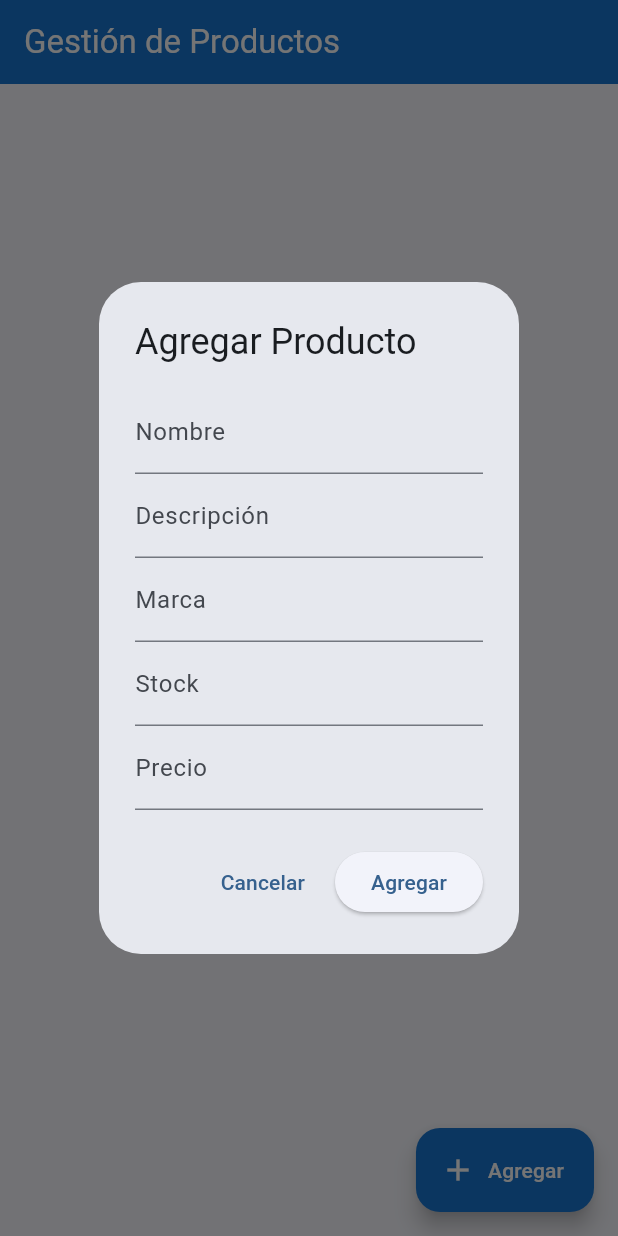
After one commit to Albertrf10/app_gestion_de_inventario, a Flutter app: the screen it shows after launch, after a tap on "Agregar", on a phone screen of 412 x 824 dp. The commit adds this screen. Run offline on Flutter 3.47's test engine with Material 3 defaults, Android fonts, the phone set to English and light mode, and no system bars; our stand-ins replace cloud_firestore, firebase_core; accounts and stored records are empty.

Commit message:
agregar firebase y gestión de productos

```diff
--- /dev/null
+++ b/lib/models/producto.dart
@@ -0,0 +1,48 @@
+import 'package:cloud_firestore/cloud_firestore.dart';
+
+class Producto {
+  final String id;
+  final String nombre;
+  final String descripcion;
+  final String marca;
+  final double precio;
+  final int stock;
+  final int stockMinimo;
+
+  Producto({
+    required this.id,
+    required this.nombre,
+    required this.descripcion,
+    required this.marca,
+    required this.precio,
+    required this.stock,
+    this.stockMinimo = 5,
+  });
+
+  bool get stockBajo => stock > 0 && stock <= stockMinimo;
+  bool get sinStock => stock == 0;
+
+  factory Producto.fromFirestore(DocumentSnapshot doc) {
+    final data = doc.data() as Map<String, dynamic>;
+    return Producto(
+      id: doc.id,
+      nombre: data['nombre'] ?? '',
+      descripcion: data['descripcion'] ?? '',
+      marca: data['marca'] ?? '',
+      precio: (data['precio'] ?? 0).toDouble(),
+      stock: (data['stock'] ?? 0).toInt(),
+      stockMinimo: (data['stockMinimo'] ?? 5).toInt(),
+    );
+  }
+
+  Map<String, dynamic> toMap() {
+    return {
+      'nombre': nombre,
+      'descripcion': descripcion,
+      'marca': marca,
+      'precio': precio,
+      'stock': stock,
+      'stockMinimo': stockMinimo,
+    };
+  }
+}
--- /dev/null
+++ b/lib/screens/home_screen.dart
@@ -0,0 +1,208 @@
+import 'package:flutter/material.dart';
+import '../models/producto.dart';
+import '../services/firestore_service.dart';
+
+class HomeScreen extends StatefulWidget {
+  const HomeScreen({super.key});
+
+  @override
+  State<HomeScreen> createState() => _HomeScreenState();
+}
+
+class _HomeScreenState extends State<HomeScreen> {
+  final FirestoreService _service = FirestoreService();
+
+  @override
+  Widget build(BuildContext context) {
+    return Scaffold(
+      appBar: AppBar(
+        title: const Text('Gestión de Productos'),
+        backgroundColor: Colors.blue.shade700,
+        foregroundColor: Colors.white,
+      ),
+      body: StreamBuilder<List<Producto>>(
+        stream: _service.getProductos(),
+        builder: (context, snapshot) {
+          if (snapshot.hasError) return const Center(child: Text('Error de conexión'));
+          if (!snapshot.hasData) return const Center(child: CircularProgressIndicator());
+
+          final productos = snapshot.data!;
+          if (productos.isEmpty) return const Center(child: Text('No hay productos.'));
+
+          return SingleChildScrollView(
+            scrollDirection: Axis.vertical,
+            child: SingleChildScrollView(
+              scrollDirection: Axis.horizontal,
+              child: Padding(
+                padding: const EdgeInsets.all(12),
+                child: Table(
+                  border: TableBorder.all(color: Colors.grey.shade300),
+                  defaultColumnWidth: const IntrinsicColumnWidth(),
+                  children: [
+                    TableRow(
+                      decoration: BoxDecoration(color: Colors.blue.shade700),
+                      children: [
+                        _celdaHeader('Nombre'),
+                        _celdaHeader('Descripción'),
+                        _celdaHeader('Marca'),
+                        _celdaHeader('Stock'),
+                        _celdaHeader('Precio'),
+                        _celdaHeader('Acciones'),
+                      ],
+                    ),
+                    ...productos.asMap().entries.map((entry) {
+                      final i = entry.key;
+                      final p = entry.value;
+                      final colorFila = i % 2 == 0 ? Colors.white : Colors.grey.shade50;
+                      return TableRow(
+                        decoration: BoxDecoration(color: colorFila),
+                        children: [
+                          _celda(p.nombre, bold: true),
+                          _celda(p.descripcion),
+                          _celda(p.marca),
+                          _celdaStock(p.stock),
+                          _celda('\$${p.precio.toStringAsFixed(2)}'),
+                          _celdaAcciones(p),
+                        ],
+                      );
+                    }),
+                  ],
+                ),
+              ),
+            ),
+          );
+        },
+      ),
+      floatingActionButton: FloatingActionButton.extended(
+        onPressed: () => _mostrarFormulario(context),
+        backgroundColor: Colors.blue.shade700,
+        icon: const Icon(Icons.add, color: Colors.white),
+        label: const Text('Agregar', style: TextStyle(color: Colors.white)),
+      ),
+    );
+  }
+
+  Widget _celdaHeader(String texto) {
+    return Padding(
+      padding: const EdgeInsets.symmetric(vertical: 12, horizontal: 16),
+      child: Text(
+        texto,
+        style: const TextStyle(color: Colors.white, fontWeight: FontWeight.bold, fontSize: 13),
+        textAlign: TextAlign.center,
+      ),
+    );
+  }
+
+  Widget _celda(String texto, {bool bold = false}) {
+    return Padding(
+      padding: const EdgeInsets.symmetric(vertical: 12, horizontal: 16),
+      child: Text(
+        texto,
+        style: TextStyle(fontSize: 13, fontWeight: bold ? FontWeight.w600 : FontWeight.normal),
+      ),
+    );
+  }
+
+  Widget _celdaStock(int stock) {
+    final color = stock == 0 ? Colors.red : stock < 5 ? Colors.orange : Colors.green;
+    return Padding(
+      padding: const EdgeInsets.symmetric(vertical: 10, horizontal: 16),
+      child: Container(
+        padding: const EdgeInsets.symmetric(horizontal: 10, vertical: 4),
+        decoration: BoxDecoration(
+          color: color.withOpacity(0.15),
+          borderRadius: BorderRadius.circular(12),
+          border: Border.all(color: color),
+        ),
+        child: Text(
+          '$stock',
+          style: TextStyle(color: color, fontWeight: FontWeight.bold, fontSize: 13),
+          textAlign: TextAlign.center,
+        ),
+      ),
+    );
+  }
+
+  Widget _celdaAcciones(Producto p) {
+    return Row(
+      mainAxisAlignment: MainAxisAlignment.center,
+      children: [
+        IconButton(
+          icon: const Icon(Icons.edit, color: Colors.blue, size: 20),
+          onPressed: () => _mostrarFormulario(context, producto: p),
+        ),
+        IconButton(
+          icon: const Icon(Icons.delete, color: Colors.red, size: 20),
+          onPressed: () => _confirmarEliminar(context, p.id),
+        ),
+      ],
+    );
+  }
+
+  void _mostrarFormulario(BuildContext context, {Producto? producto}) {
+    final esEdicion = producto != null;
+    final nombreCtrl = TextEditingController(text: producto?.nombre ?? '');
+    final descCtrl = TextEditingController(text: producto?.descripcion ?? '');
+    final marcaCtrl = TextEditingController(text: producto?.marca ?? '');
+    final stockCtrl = TextEditingController(text: producto?.stock.toString() ?? '');
+    final precioCtrl = TextEditingController(text: producto?.precio.toString() ?? '');
+
+    showDialog(
+      context: context,
+      builder: (_) => AlertDialog(
+        title: Text(esEdicion ? 'Editar Producto' : 'Agregar Producto'),
+        content: SingleChildScrollView(
+          child: Column(
+            mainAxisSize: MainAxisSize.min,
+            children: [
+              TextField(controller: nombreCtrl, decoration: const InputDecoration(labelText: 'Nombre')),
+              TextField(controller: descCtrl, decoration: const InputDecoration(labelText: 'Descripción')),
+              TextField(controller: marcaCtrl, decoration: const InputDecoration(labelText: 'Marca')),
+              TextField(controller: stockCtrl, decoration: const InputDecoration(labelText: 'Stock'), keyboardType: TextInputType.number),
+              TextField(controller: precioCtrl, decoration: const InputDecoration(labelText: 'Precio'), keyboardType: TextInputType.number),
+            ],
+          ),
+        ),
+        actions: [
+          TextButton(onPressed: () => Navigator.pop(context), child: const Text('Cancelar')),
+          ElevatedButton(
+            onPressed: () async {
+              final p = Producto(
+                id: producto?.id ?? '',
+                nombre: nombreCtrl.text,
+                descripcion: descCtrl.text,
+                marca: marcaCtrl.text,
+                stock: int.tryParse(stockCtrl.text) ?? 0,
+                precio: double.tryParse(precioCtrl.text) ?? 0.0,
+              );
+              esEdicion ? await _service.editarProducto(p) : await _service.agregarProducto(p);
+              Navigator.pop(context);
+            },
+            child: Text(esEdicion ? 'Guardar' : 'Agregar'),
+          ),
+        ],
+      ),
+    );
+  }
+
+  void _confirmarEliminar(BuildContext context, String id) {
+    showDialog(
+      context: context,
+      builder: (_) => AlertDialog(
+        title: const Text('Eliminar Producto'),
+        content: const Text('¿Estás seguro de que quieres eliminar este producto?'),
+        actions: [
+          TextButton(onPressed: () => Navigator.pop(context), child: const Text('Cancelar')),
+          ElevatedButton(
+            style: ElevatedButton.styleFrom(backgroundColor: Colors.red),
+            onPressed: () async {
+              await _service.eliminarProducto(id);
+              Navigator.pop(context);
+            },
+            child: const Text('Eliminar', style: TextStyle(color: Colors.white)),
+          ),
+        ],
+      ),
+    );
+  }
+}
--- /dev/null
+++ b/lib/services/firestore_service.dart
@@ -0,0 +1,151 @@
+import 'package:cloud_firestore/cloud_firestore.dart';
+import '../models/producto.dart';
+
+class FirestoreService {
+  final _db = FirebaseFirestore.instance;
+
+  Stream<List<Producto>> getProductos() {
+    return _db.collection('products').snapshots().map((snapshot) {
+      return snapshot.docs.map((doc) => Producto.fromFirestore(doc)).toList();
+    });
+  }
+
+  Future<void> agregarProducto(Producto producto) async {
+    await _db.collection('products').add(producto.toMap());
+  }
+
+  Future<void> editarProducto(Producto producto) async {
+    await _db.collection('products').doc(producto.id).update(producto.toMap());
+  }
+
+  Future<void> eliminarProducto(String id) async {
+    await _db.collection('products').doc(id).delete();
+  }
+
+  Future<void> importarDesdeJson() async {
+    try {
+      final List<Map<String, dynamic>> datos = [
+        {"nombre": "iPhone 17", "marca": "Apple", "precio": 999.0, "stock": 15, "descripcion": "128GB, pantalla OLED y chip A19"},
+        {"nombre": "iPhone 17 Air", "marca": "Apple", "precio": 1099.0, "stock": 10, "descripcion": "256GB, diseño ultrafino y chip A19"},
+        {"nombre": "iPhone 17 Pro", "marca": "Apple", "precio": 1299.0, "stock": 8, "descripcion": "256GB, cámara pro y chip A19 Pro"},
+        {"nombre": "iPhone 17 Pro Max", "marca": "Apple", "precio": 1499.0, "stock": 1, "descripcion": "512GB, batería XL y gama premium"},
+        {"nombre": "iPhone 17e", "marca": "Apple", "precio": 699.0, "stock": 20, "descripcion": "256GB, edición especial con chip A19"},
+        {"nombre": "Samsung Galaxy S26 Ultra", "marca": "Samsung", "precio": 1449.0, "stock": 5, "descripcion": "1TB, cámara de 200MP y S-Pen"},
+        {"nombre": "Samsung Galaxy S26", "marca": "Samsung", "precio": 999.0, "stock": 0, "descripcion": "256GB, pantalla AMOLED de 120Hz"},
+        {"nombre": "Xiaomi 15 Pro", "marca": "Xiaomi", "precio": 899.0, "stock": 12, "descripcion": "512GB, carga ultrarrápida 120W"},
+        {"nombre": "Google Pixel 10", "marca": "Google", "precio": 799.0, "stock": 1, "descripcion": "128GB, IA avanzada y cámara pura"},
+        {"nombre": "Motorola Edge 60", "marca": "Motorola", "precio": 599.0, "stock": 25, "descripcion": "256GB, pantalla curva sin bordes"},
+        {"nombre": "iPhone 16 Pro", "marca": "Apple", "precio": 1120.0, "stock": 7, "descripcion": "128GB, titanio y botón de cámara"},
+        {"nombre": "Samsung Galaxy A56", "marca": "Samsung", "precio": 450.0, "stock": 40, "descripcion": "128GB, el rey de la gama media"},
+        {"nombre": "Xiaomi Poco F7", "marca": "Xiaomi", "precio": 399.0, "stock": 18, "descripcion": "256GB, potencia gaming extrema"},
+        {"nombre": "Google Pixel 10 Pro", "marca": "Google", "precio": 1050.0, "stock": 4, "descripcion": "256GB, teleobjetivo y Magic Eraser"},
+        {"nombre": "iPhone 15", "marca": "Apple", "precio": 780.0, "stock": 30, "descripcion": "128GB, Dynamic Island y USB-C"},
+        {"nombre": "Samsung Galaxy Z Fold 7", "marca": "Samsung", "precio": 1850.0, "stock": 3, "descripcion": "512GB, plegable de gran formato"},
+        {"nombre": "Samsung Galaxy Z Flip 7", "marca": "Samsung", "precio": 1100.0, "stock": 9, "descripcion": "256GB, plegable compacto y chic"},
+        {"nombre": "Xiaomi Redmi Note 14", "marca": "Xiaomi", "precio": 249.0, "stock": 50, "descripcion": "128GB, batería de larga duración"},
+        {"nombre": "Motorola Razr 60", "marca": "Motorola", "precio": 899.0, "stock": 6, "descripcion": "256GB, estilo icónico plegable"},
+        {"nombre": "Sony Xperia 1 VI", "marca": "Sony", "precio": 1200.0, "stock": 2, "descripcion": "256GB, formato 21:9 para cine"},
+        {"nombre": "Asus Zenfone 12", "marca": "Asus", "precio": 750.0, "stock": 11, "descripcion": "128GB, potente y muy compacto"},
+        {"nombre": "Realme GT 6", "marca": "Realme", "precio": 649.0, "stock": 14, "descripcion": "512GB, carga en 15 minutos"},
+        {"nombre": "Oppo Find X8", "marca": "Oppo", "precio": 999.0, "stock": 8, "descripcion": "256GB, fotografía Hasselblad"},
+        {"nombre": "Nothing Phone (3)", "marca": "Nothing", "precio": 699.0, "stock": 22, "descripcion": "256GB, luces Glyph y diseño transparente"},
+        {"nombre": "iPhone 14", "marca": "Apple", "precio": 650.0, "stock": 1, "descripcion": "128GB, fiable y con gran soporte"},
+        {"nombre": "Samsung Galaxy M36", "marca": "Samsung", "precio": 320.0, "stock": 35, "descripcion": "128GB, enorme batería 6000mAh"},
+        {"nombre": "Xiaomi 14 Ultra", "marca": "Xiaomi", "precio": 1350.0, "stock": 5, "descripcion": "512GB, lente Leica de 1 pulgada"},
+        {"nombre": "Google Pixel 9a", "marca": "Google", "precio": 499.0, "stock": 19, "descripcion": "128GB, la mejor cámara barata"},
+        {"nombre": "Huawei P70", "marca": "Huawei", "precio": 880.0, "stock": 12, "descripcion": "256GB, tecnología de cámara XMAGE"},
+        {"nombre": "Motorola Moto G86", "marca": "Motorola", "precio": 299.0, "stock": 45, "descripcion": "128GB, Android puro y fluido"},
+        {"nombre": "Honor Magic 7 Pro", "marca": "Honor", "precio": 1050.0, "stock": 7, "descripcion": "512GB, reconocimiento facial 3D"},
+        {"nombre": "Samsung S24 FE", "marca": "Samsung", "precio": 680.0, "stock": 16, "descripcion": "128GB, funciones premium a buen precio"},
+        {"nombre": "iPhone SE 4", "marca": "Apple", "precio": 520.0, "stock": 0, "descripcion": "64GB, chip potente en cuerpo clásico"},
+        {"nombre": "Xiaomi Black Shark 6", "marca": "Xiaomi", "precio": 740.0, "stock": 4, "descripcion": "256GB, gatillos físicos para juegos"},
+        {"nombre": "OnePlus 13", "marca": "OnePlus", "precio": 890.0, "stock": 13, "descripcion": "256GB, fluidez OxygenOS y carga rápida"},
+        {"nombre": "Nokia G500", "marca": "Nokia", "precio": 230.0, "stock": 27, "descripcion": "128GB, durabilidad y 3 años de updates"},
+        {"nombre": "ZTE Axon 60", "marca": "ZTE", "precio": 550.0, "stock": 9, "descripcion": "256GB, cámara bajo la pantalla"},
+        {"nombre": "Vivo X100 Pro", "marca": "Vivo", "precio": 1100.0, "stock": 6, "descripcion": "512GB, óptica Zeiss avanzada"},
+        {"nombre": "Realme 13 Pro+", "marca": "Realme", "precio": 480.0, "stock": 21, "descripcion": "256GB, diseño premium y zoom 50x"},
+        {"nombre": "Poco X7 Pro", "marca": "Xiaomi", "precio": 360.0, "stock": 1, "descripcion": "256GB, pantalla 144Hz para gamers"},
+        {"nombre": "iPhone 13 Mini", "marca": "Apple", "precio": 599.0, "stock": 5, "descripcion": "128GB, el último gran móvil pequeño"},
+        {"nombre": "Samsung Tab S10 Cell", "marca": "Samsung", "precio": 950.0, "stock": 8, "descripcion": "256GB, tablet con funciones de móvil"},
+        {"nombre": "Xiaomi Mix Fold 4", "marca": "Xiaomi", "precio": 1600.0, "stock": 2, "descripcion": "512GB, el plegable más fino del mundo"},
+        {"nombre": "Google Pixel Fold 2", "marca": "Google", "precio": 1750.0, "stock": 4, "descripcion": "256GB, experiencia Android plegable"},
+        {"nombre": "Motorola Edge 50 Neo", "marca": "Motorola", "precio": 420.0, "stock": 15, "descripcion": "128GB, colores Pantone y diseño ligero"},
+        {"nombre": "TCL 50 Pro", "marca": "TCL", "precio": 299.0, "stock": 33, "descripcion": "256GB, pantalla tipo papel NXTPAPER"},
+        {"nombre": "Nubia RedMagic 10", "marca": "Nubia", "precio": 850.0, "stock": 10, "descripcion": "512GB, ventilador interno activo"},
+        {"nombre": "iPhone 15 Plus", "marca": "Apple", "precio": 980.0, "stock": 1, "descripcion": "256GB, la mejor batería de Apple"},
+        {"nombre": "Samsung Galaxy A16", "marca": "Samsung", "precio": 190.0, "stock": 60, "descripcion": "64GB, básico, fiable y barato"},
+        {"nombre": "Xiaomi 14T Pro", "marca": "Xiaomi", "precio": 650.0, "stock": 12, "descripcion": "256GB, rendimiento flagship a menor coste"},
+        {"nombre": "Oppo Reno 12", "marca": "Oppo", "precio": 530.0, "stock": 24, "descripcion": "256GB, IA para retratos perfecta"},
+        {"nombre": "Realme C65", "marca": "Realme", "precio": 170.0, "stock": 41, "descripcion": "128GB, diseño brillante y económico"},
+        {"nombre": "Fairphone 6", "marca": "Fairphone", "precio": 699.0, "stock": 7, "descripcion": "128GB, modular y fácil de reparar"},
+        {"nombre": "Nothing Phone (2a)", "marca": "Nothing", "precio": 349.0, "stock": 18, "descripcion": "128GB, esencia Nothing a precio medio"},
+        {"nombre": "iPhone 12", "marca": "Apple", "precio": 450.0, "stock": 0, "descripcion": "64GB, entrada al ecosistema Apple"},
+        {"nombre": "Samsung Galaxy S23 Ultra", "marca": "Samsung", "precio": 920.0, "stock": 9, "descripcion": "256GB, gran cámara y rendimiento sólido"},
+        {"nombre": "Sony Xperia 10 VI", "marca": "Sony", "precio": 450.0, "stock": 14, "descripcion": "128GB, ligero, estrecho y resistente"},
+        {"nombre": "Ulefone Armor 25", "marca": "Ulefone", "precio": 380.0, "stock": 20, "descripcion": "256GB, rugerizado e indestructible"},
+        {"nombre": "Asus ROG Phone 9", "marca": "Asus", "precio": 1150.0, "stock": 3, "descripcion": "512GB, el rey absoluto del gaming"},
+        {"nombre": "OnePlus Nord 4", "marca": "OnePlus", "precio": 499.0, "stock": 28, "descripcion": "256GB, equilibrio perfecto en gama media"},
+        {"nombre": "Xiaomi Redmi 13C", "marca": "Xiaomi", "precio": 120.0, "stock": 100, "descripcion": "128GB, funcional por muy poco dinero"},
+        {"nombre": "Samsung Galaxy A35", "marca": "Samsung", "precio": 330.0, "stock": 45, "descripcion": "128GB, equilibrio con pantalla SuperAMOLED"},
+        {"nombre": "Google Pixel 8 Pro", "marca": "Google", "precio": 750.0, "stock": 1, "descripcion": "128GB, fotografía computacional top"},
+        {"nombre": "iPhone 16 Plus", "marca": "Apple", "precio": 1050.0, "stock": 12, "descripcion": "128GB, pantalla grande y colores vivos"},
+        {"nombre": "Motorola Moto G35", "marca": "Motorola", "precio": 160.0, "stock": 55, "descripcion": "64GB, básico para redes y llamadas"},
+        {"nombre": "Xiaomi Mi 11 Ultra", "marca": "Xiaomi", "precio": 550.0, "stock": 2, "descripcion": "256GB, pantalla trasera secundaria"},
+        {"nombre": "Realme GT Neo 6", "marca": "Realme", "precio": 450.0, "stock": 15, "descripcion": "256GB, carga ultra rápida y buen diseño"},
+        {"nombre": "Honor 200 Pro", "marca": "Honor", "precio": 799.0, "stock": 11, "descripcion": "512GB, experto en fotografía de retrato"},
+        {"nombre": "Samsung Galaxy S25 FE", "marca": "Samsung", "precio": 650.0, "stock": 20, "descripcion": "128GB, potencia de gama alta"},
+        {"nombre": "iPhone 14 Pro", "marca": "Apple", "precio": 899.0, "stock": 1, "descripcion": "256GB, primera Dynamic Island"},
+        {"nombre": "Nokia XR30", "marca": "Nokia", "precio": 499.0, "stock": 8, "descripcion": "128GB, resistente a caídas y agua"},
+        {"nombre": "TCL 40 SE", "marca": "TCL", "precio": 150.0, "stock": 30, "descripcion": "128GB, pantalla grande y altavoces duales"},
+        {"nombre": "Vivo V40 Pro", "marca": "Vivo", "precio": 599.0, "stock": 10, "descripcion": "256GB, diseño ultra delgado"},
+        {"nombre": "Xiaomi Redmi Note 13 Pro", "marca": "Xiaomi", "precio": 340.0, "stock": 0, "descripcion": "256GB, cámara de 200MP"},
+        {"nombre": "Samsung Galaxy A75", "marca": "Samsung", "precio": 520.0, "stock": 15, "descripcion": "256GB, pantalla fluida y buena cámara"},
+        {"nombre": "Google Pixel 7a", "marca": "Google", "precio": 380.0, "stock": 6, "descripcion": "128GB, compactura y gran cámara Google"},
+        {"nombre": "Motorola Edge 40 Pro", "marca": "Motorola", "precio": 799.0, "stock": 4, "descripcion": "256GB, carga rápida de 125W"},
+        {"nombre": "Realme 12", "marca": "Realme", "precio": 299.0, "stock": 25, "descripcion": "128GB, estilo de lujo a precio bajo"},
+        {"nombre": "iPhone 11", "marca": "Apple", "precio": 350.0, "stock": 2, "descripcion": "64GB, un clásico que aún rinde"},
+        {"nombre": "OnePlus Open", "marca": "OnePlus", "precio": 1599.0, "stock": 1, "descripcion": "512GB, el plegable con mejor software"},
+        {"nombre": "Oppo A98", "marca": "Oppo", "precio": 320.0, "stock": 18, "descripcion": "256GB, carga rápida y pantalla 120Hz"},
+        {"nombre": "Xiaomi Mi 15 Ultra", "marca": "Xiaomi", "precio": 1499.0, "stock": 3, "descripcion": "1TB, sensor de cámara gigantesco"},
+        {"nombre": "Samsung Galaxy XCover 7", "marca": "Samsung", "precio": 420.0, "stock": 12, "descripcion": "128GB, para trabajo duro en exteriores"},
+        {"nombre": "Huawei Mate 60 Pro", "marca": "Huawei", "precio": 1100.0, "stock": 5, "descripcion": "512GB, conectividad satelital avanzada"},
+        {"nombre": "Realme GT 5 Pro", "marca": "Realme", "precio": 650.0, "stock": 8, "descripcion": "256GB, potencia bruta Snapdragon"},
+        {"nombre": "Asus Zenfone 11 Ultra", "marca": "Asus", "precio": 899.0, "stock": 6, "descripcion": "256GB, pantalla grande y jack de audio"},
+        {"nombre": "Motorola Razr 50 Ultra", "marca": "Motorola", "precio": 1050.0, "stock": 3, "descripcion": "512GB, pantalla externa funcional"},
+        {"nombre": "iPhone 15 Pro Max", "marca": "Apple", "precio": 1150.0, "stock": 1, "descripcion": "256GB, zoom 5x y botón acción"},
+        {"nombre": "Samsung Galaxy A05", "marca": "Samsung", "precio": 110.0, "stock": 80, "descripcion": "64GB, el smartphone más barato"},
+        {"nombre": "Xiaomi Redmi Note 14 Pro+", "marca": "Xiaomi", "precio": 499.0, "stock": 14, "descripcion": "512GB, carga rápida y gran sensor"},
+        {"nombre": "OnePlus Nord CE 4", "marca": "OnePlus", "precio": 299.0, "stock": 20, "descripcion": "128GB, fluidez OnePlus barata"},
+        {"nombre": "Honor X9b", "marca": "Honor", "precio": 350.0, "stock": 15, "descripcion": "256GB, pantalla ultra resistente"},
+        {"nombre": "Google Pixel 6a", "marca": "Google", "precio": 290.0, "stock": 0, "descripcion": "128GB, compacto e ideal para regalar"},
+        {"nombre": "Sony Xperia 5 VI", "marca": "Sony", "precio": 899.0, "stock": 5, "descripcion": "128GB, potencia compacta profesional"},
+        {"nombre": "Blackview BV9900", "marca": "Blackview", "precio": 450.0, "stock": 7, "descripcion": "256GB, rugerizado con cámara térmica"},
+        {"nombre": "Oppo Find N3 Flip", "marca": "Oppo", "precio": 999.0, "stock": 4, "descripcion": "256GB, el plegable con mejor cámara"},
+        {"nombre": "Realme 12x 5G", "marca": "Realme", "precio": 199.0, "stock": 22, "descripcion": "128GB, 5G para todo el mundo"},
+        {"nombre": "iPhone 14 Plus", "marca": "Apple", "precio": 799.0, "stock": 1, "descripcion": "128GB, gran pantalla, buen precio"},
+        {"nombre": "Samsung Galaxy S22", "marca": "Samsung", "precio": 480.0, "stock": 10, "descripcion": "128GB, sigue siendo un gran gama alta"},
+        {"nombre": "Xiaomi Mi 11i", "marca": "Xiaomi", "precio": 320.0, "stock": 8, "descripcion": "128GB, gran rendimiento pantalla plana"},
+      ];
+
+      WriteBatch batch = _db.batch();
+      for (var item in datos) {
+        if (item['nombre'] != null && item['precio'] != null) {
+          DocumentReference ref = _db.collection('products').doc();
+          batch.set(ref, {
+            "nombre": item['nombre'],
+            "marca": item['marca'] ?? "General",
+            "precio": item['precio'],
+            "stock": item['stock'] ?? 0,
+            "descripcion": item['descripcion'] ?? "",
+            "fecha_creacion": FieldValue.serverTimestamp(),
+          });
+        }
+      }
+
+      await batch.commit();
+      print("✅ Inventario subido con éxito!");
+    } catch (e) {
+      print("❌ Error: $e");
+    }
+  }
+}
--- a/pubspec.yaml
+++ b/pubspec.yaml
@@ -30,6 +30,8 @@ environment:
 dependencies:
   flutter:
     sdk: flutter
+  firebase_core: ^3.0.0
+  cloud_firestore: ^5.0.0
 
   # The following adds the Cupertino Icons font to your application.
   # Use with the CupertinoIcons class for iOS style icons.
```
Also changed, not shown: lib/main.dart (+15 -106 lines), pubspec.lock, 13 other files.
